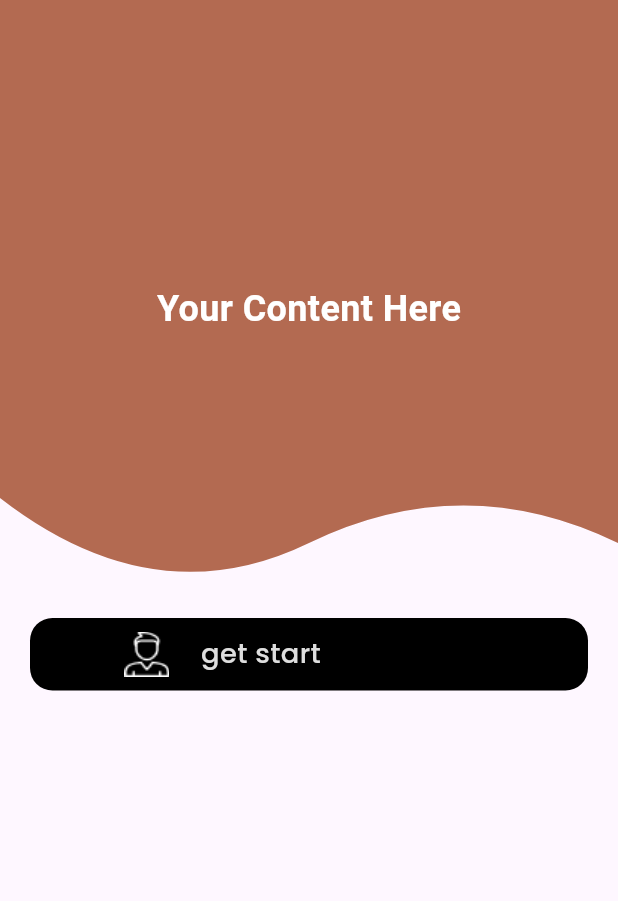
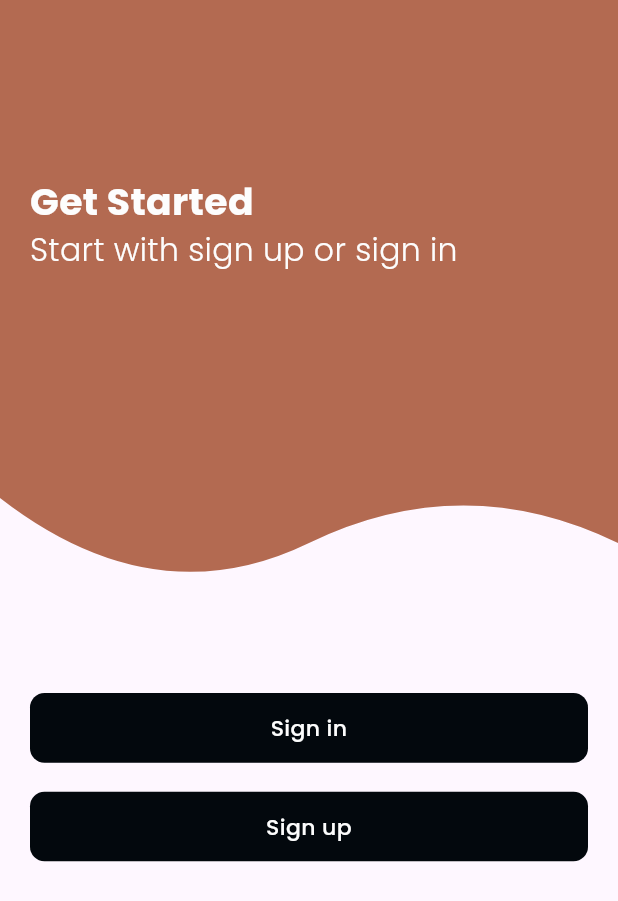
Before and after one commit to Masumraj1/barber_time, a Flutter app: the GetStartedScreen screen opened directly, on a phone screen of 412 x 824 dp. Shown: the top 901 px of the screen. Run offline on Flutter 3.47's test engine with Material 3 defaults, Android fonts, the phone set to English and light mode, and no system bars; our stand-ins replace flutter_screenutil, get, go_router, google_fonts.

Commit message:
get started complete

```diff
--- a/lib/app/utils/app_colors.dart
+++ b/lib/app/utils/app_colors.dart
@@ -13,6 +13,7 @@ class AppColors {
   static const Color greenColor = Color(0xff92D738);
   static const Color nextButtonColor = Color(0xffB7FF81);
   static const Color whiteColor = Color(0xffDEDEDE);
+  static const Color white50 = Color(0xffFDFDFD);
   static const Color innerText = Color(0xff959595);
   static const Color create = Color(0xff4C6254);
   static const Color backButtonColor = Color(0xff1A2923);
--- a/lib/app/view/screens/onboarding/chose_auth/chose_auth_screen.dart
+++ b/lib/app/view/screens/onboarding/chose_auth/chose_auth_screen.dart
@@ -55,7 +55,7 @@ class ChoseAuthScreen extends StatelessWidget {
                 icon: Assets.images.apple.image(),
                 onTap: () {
                   context.push(RoutePath.getStartedScreen,
-                      extra: userRole?.name);
+                      extra: userRole);
                 },
               ), //ToDo ==========✅✅ Facebook ✅✅==========
               CustomContainerButton(
@@ -64,7 +64,7 @@ class ChoseAuthScreen extends StatelessWidget {
                 icon: Assets.images.facebook.image(),
                 onTap: () {
                   context.push(RoutePath.getStartedScreen,
-                      extra: userRole?.name);
+                      extra: userRole);
                 },
               ), //ToDo ==========✅✅ Google ✅✅==========
               CustomContainerButton(
@@ -73,7 +73,7 @@ class ChoseAuthScreen extends StatelessWidget {
                 icon: Assets.images.google.image(),
                 onTap: () {
                   context.push(RoutePath.getStartedScreen,
-                      extra: userRole?.name);
+                      extra: userRole);
                 },
               ), //ToDo ==========✅✅ Email ✅✅==========
               CustomContainerButton(
@@ -82,7 +82,7 @@ class ChoseAuthScreen extends StatelessWidget {
                 icon: Assets.images.email.image(),
                 onTap: () {
                   context.push(RoutePath.getStartedScreen,
-                      extra: userRole?.name);
+                      extra: userRole);
                 },
               ),
             ],
--- a/lib/app/view/screens/onboarding/get_started/get_started_screen.dart
+++ b/lib/app/view/screens/onboarding/get_started/get_started_screen.dart
@@ -1,9 +1,12 @@
-import 'package:barber_time/app/core/custom_assets/assets.gen.dart';
-import 'package:barber_time/app/core/route_path.dart';
+
+import 'package:barber_time/app/utils/app_colors.dart';
+import 'package:barber_time/app/utils/app_strings.dart';
 import 'package:barber_time/app/utils/enums/user_role.dart';
 import 'package:barber_time/app/view/common_widgets/curved_short_clipper/curved_short_clipper.dart';
-import 'package:barber_time/app/view/common_widgets/custom_container_button/custom_container_button.dart';
+import 'package:barber_time/app/view/common_widgets/custom_button/custom_button.dart';
+import 'package:barber_time/app/view/common_widgets/custom_text/custom_text.dart';
 import 'package:flutter/material.dart';
+import 'package:flutter_screenutil/flutter_screenutil.dart';
 import 'package:go_router/go_router.dart';
 
 class GetStartedScreen extends StatelessWidget {
@@ -11,8 +14,8 @@ class GetStartedScreen extends StatelessWidget {
 
   @override
   Widget build(BuildContext context) {
-    // final userRole = GoRouterState.of(context).extra as UserRole?;
-    // debugPrint("Selected Role============================${userRole?.name}");
+    final userRole = GoRouterState.of(context).extra as UserRole?;
+    debugPrint("Selected Role============================${userRole?.name}");
     return Scaffold(
       body: Column(
         children: [
@@ -20,30 +23,57 @@ class GetStartedScreen extends StatelessWidget {
             clipper: CurvedShortClipper(),
             child: Container(
               width: double.infinity,
-              height: MediaQuery.of(context).size.height /
-                  2, // Adjust height according to your design
-              color: const Color(0xFFB36A51), // Brown color similar to your design
-              child: const Center(
-                child: Text(
-                  'Your Content Here',
-                  style: TextStyle(
-                    color: Colors.white,
-                    fontSize: 24.0,
-                    fontWeight: FontWeight.bold,
-                  ),
+              height: MediaQuery.of(context).size.height / 2,
+              // Adjust height according to your design
+              color: const Color(0xFFB36A51),
+              // Brown color similar to your design
+              child: Padding(
+                padding: const EdgeInsets.symmetric(horizontal: 20),
+                child: Column(
+                  crossAxisAlignment: CrossAxisAlignment.start,
+                  children: [
+                    SizedBox(
+                      height: 120.h,
+                    ),
+                    const CustomText(
+                      text: AppStrings.getStarted,
+                      fontWeight: FontWeight.w700,
+                      fontSize: 24,
+                      color: AppColors.white50,
+                    ),
+                    const CustomText(
+                      text: AppStrings.startWithSign,
+                      fontWeight: FontWeight.w300,
+                      fontSize: 20,
+                      color: AppColors.white50,
+                    )
+                  ],
                 ),
               ),
             ),
           ),
           Padding(
-            padding: const EdgeInsets.symmetric(horizontal: 20),
-            child: CustomContainerButton(
-              isArrow: false,
-              text: "get start",
-              icon: Assets.images.customer.image(),
-              onTap: () {
-                context.pushNamed(RoutePath.signInScreen);
-              },
+            padding: const EdgeInsets.symmetric(horizontal: 20, vertical: 50),
+            child: Column(
+              children: [
+                //ToDo ==========✅✅ Sing In Button ✅✅==========
+                CustomButton(
+                  fillColor: AppColors.black,
+                  textColor: AppColors.white50,
+                  onTap: () {},
+                  title: AppStrings.signIn,
+                ),
+                //ToDo ==========✅✅ Sing Up Button ✅✅==========
+                SizedBox(
+                  height: 20.h,
+                ),
+                CustomButton(
+                  fillColor: AppColors.black,
+                  textColor: AppColors.white50,
+                  onTap: () {},
+                  title: AppStrings.signUp,
+                ),
+              ],
             ),
           ),
         ],
```
